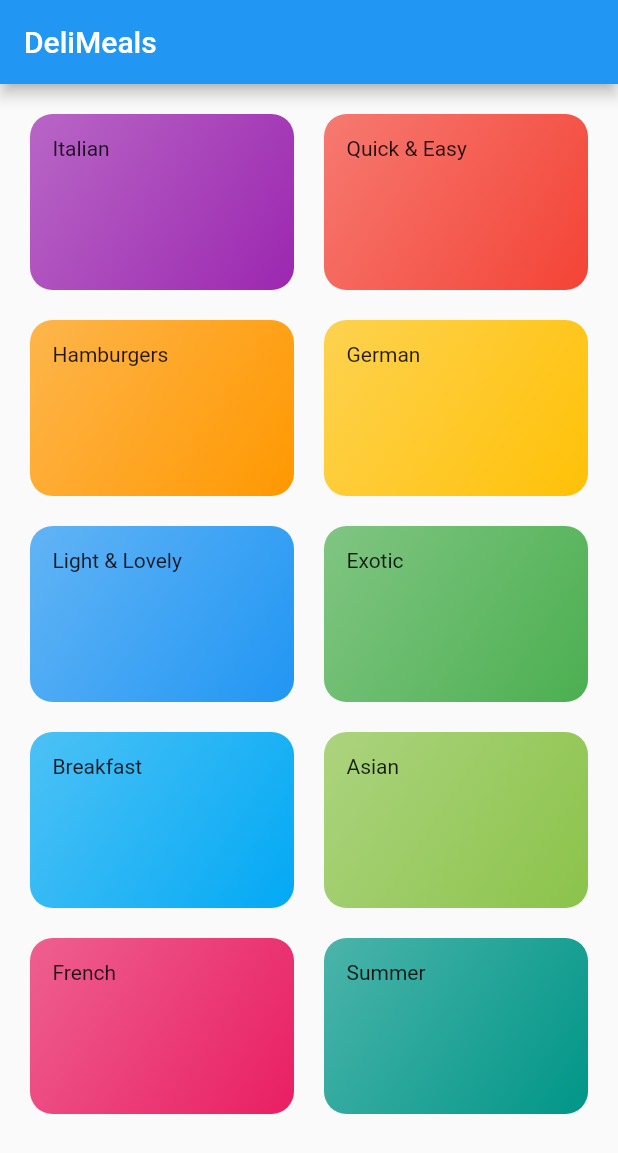
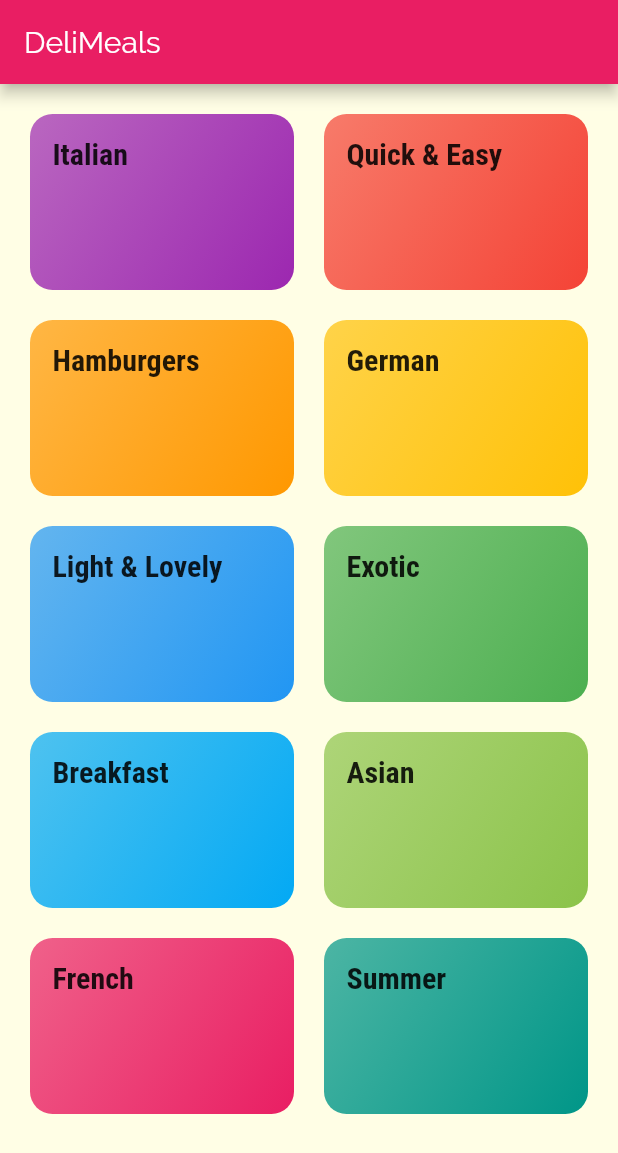
Before and after one commit to Estauti/flutter_meals, a Flutter app: the screen it shows after launch, on a phone screen of 412 x 824 dp. Shown: the top 1153 px of the screen. Run offline on Flutter 3.47's test engine with Material 2 defaults, Android fonts, the phone set to English and light mode, and no system bars.

Commit message:
Add fonts and basic theme changes

```diff
--- a/lib/category_item.dart
+++ b/lib/category_item.dart
@@ -12,7 +12,10 @@ class CategoryItem extends StatelessWidget {
   Widget build(BuildContext context) {
     return Container(
       padding: EdgeInsets.all(15),
-      child: Text(title),
+      child: Text(
+        title,
+        style: Theme.of(context).textTheme.headline6,
+      ),
       decoration: BoxDecoration(
         gradient: LinearGradient(
           colors: [
--- a/lib/main.dart
+++ b/lib/main.dart
@@ -10,7 +10,23 @@ class MyApp extends StatelessWidget {
     return MaterialApp(
       title: 'DeliMeals',
       theme: ThemeData(
-        primarySwatch: Colors.blue,
+        primarySwatch: Colors.pink,
+        accentColor: Colors.amber,
+        canvasColor: Color.fromRGBO(255, 254, 229, 1),
+        fontFamily: 'Raleway',
+        textTheme: ThemeData.light().textTheme.copyWith(
+              bodyText1: TextStyle(
+                color: Color.fromRGBO(20, 51, 51, 1),
+              ),
+              bodyText2: TextStyle(
+                color: Color.fromRGBO(20, 51, 51, 1),
+              ),
+              headline6: TextStyle(
+                fontSize: 20,
+                fontWeight: FontWeight.bold,
+                fontFamily: 'RobotoCondensed',
+              ),
+            ),
       ),
       home: CategoriesScreen(),
     );
```
Also changed, not shown: pubspec.yaml (+17 -11 lines), assets/fonts/Raleway-Black.ttf (added), assets/fonts/Raleway-Bold.ttf (added), assets/fonts/Raleway-Regular.ttf (added), assets/fonts/RobotoCondensed-Bold.ttf (added), assets/fonts/RobotoCondensed-Italic.ttf (added), assets/fonts/RobotoCondensed-Light.ttf (added), assets/fonts/RobotoCondensed-Regular.ttf (added).
